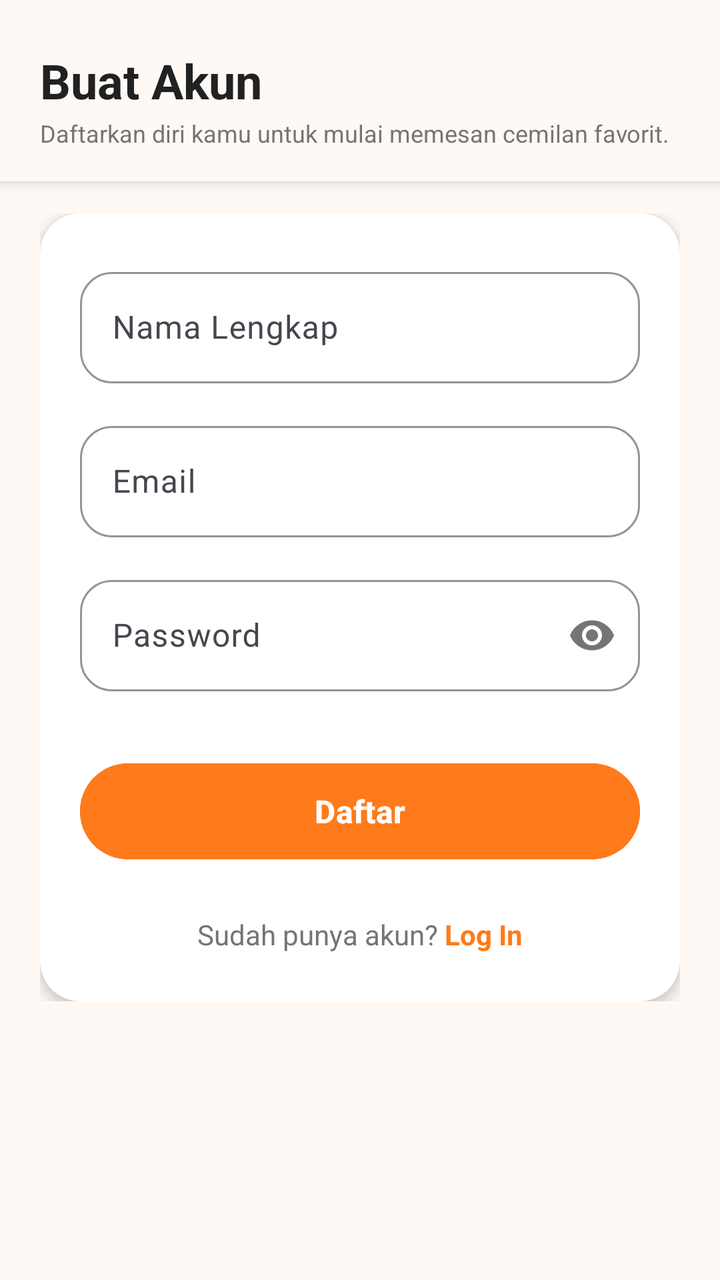
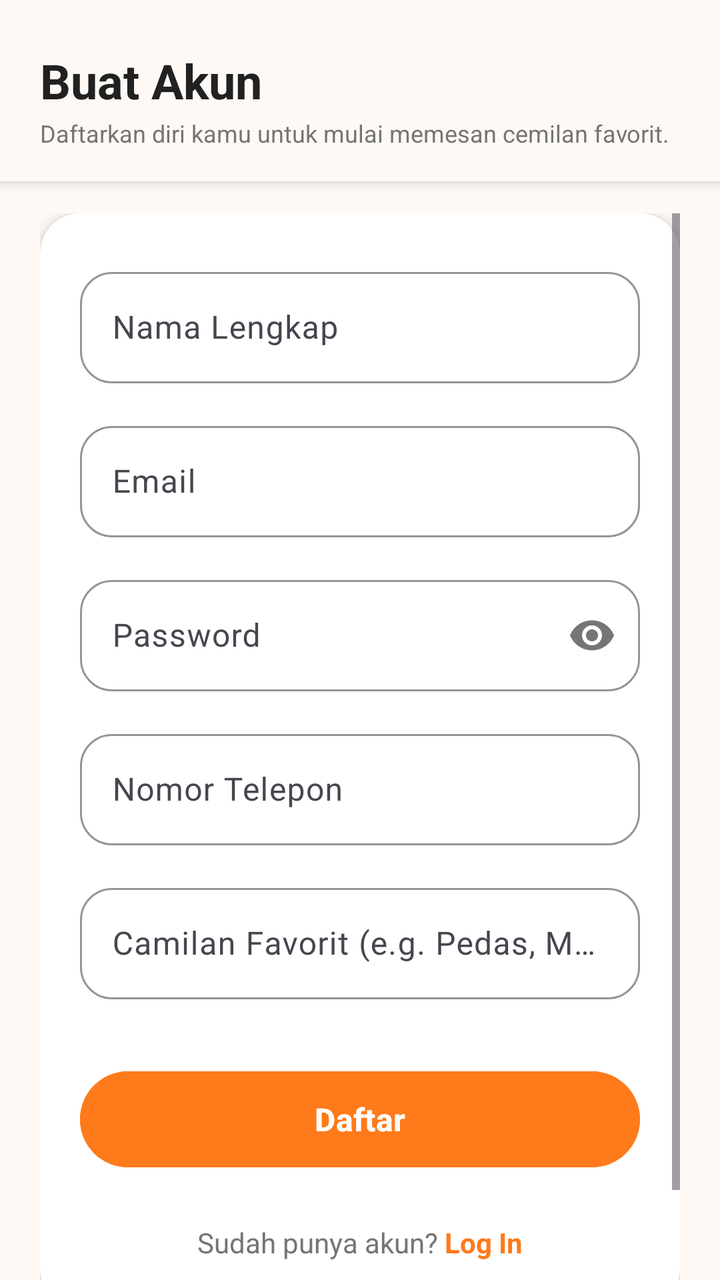

The first picture is an Android layout as it rendered before a commit; the second is the same layout after the commit. The layout source and the unified diff follow.
<!-- AndroidManifest.xml: application theme Theme.Cemil_feels -->
<!-- res/layout/activity_register.xml -->
<?xml version="1.0" encoding="utf-8"?>
<androidx.constraintlayout.widget.ConstraintLayout xmlns:android="http://schemas.android.com/apk/res/android"
    xmlns:app="http://schemas.android.com/apk/res-auto"
    android:layout_width="match_parent"
    android:layout_height="match_parent"
    android:background="#FFF9F5">

    
    <androidx.constraintlayout.widget.ConstraintLayout
        android:id="@+id/layout_register_header"
        android:layout_width="match_parent"
        android:layout_height="wrap_content"
        android:paddingHorizontal="20dp"
        android:paddingTop="24dp"
        android:paddingBottom="16dp"
        android:background="#FFF9F5"
        android:elevation="4dp"
        app:layout_constraintTop_toTopOf="parent">

        <LinearLayout
            android:layout_width="0dp"
            android:layout_height="wrap_content"
            android:orientation="vertical"
            app:layout_constraintEnd_toEndOf="parent"
            app:layout_constraintStart_toStartOf="parent"
            app:layout_constraintTop_toTopOf="parent">

            <TextView
                android:id="@+id/tv_checkout_title"
                android:layout_width="wrap_content"
                android:layout_height="wrap_content"
                android:text="Buat Akun"
                android:textColor="#212121"
                android:textSize="24sp"
                android:textStyle="bold" />

            <TextView
                android:layout_width="wrap_content"
                android:layout_height="wrap_content"
                android:text="Daftarkan diri kamu untuk mulai memesan cemilan favorit."
                android:textColor="#757575"
                android:textSize="12sp"
                android:layout_marginTop="2dp" />
        </LinearLayout>
    </androidx.constraintlayout.widget.ConstraintLayout>

    <ScrollView
        android:layout_width="match_parent"
        android:layout_height="0dp"
        android:clipToPadding="false"
        android:paddingHorizontal="20dp"
        android:paddingTop="16dp"
        android:paddingBottom="32dp"
        app:layout_constraintBottom_toBottomOf="parent"
        app:layout_constraintTop_toBottomOf="@id/layout_register_header">

        <LinearLayout
            android:layout_width="match_parent"
            android:layout_height="wrap_content"
            android:orientation="vertical">

            <com.google.android.material.card.MaterialCardView
                android:layout_width="match_parent"
                android:layout_height="wrap_content"
                app:cardCornerRadius="20dp"
                app:cardElevation="4dp"
                app:strokeWidth="0dp"
                app:cardBackgroundColor="#FFFFFF">

                <LinearLayout
                    android:layout_width="match_parent"
                    android:layout_height="wrap_content"
                    android:orientation="vertical"
                    android:paddingHorizontal="20dp"
                    android:paddingVertical="24dp">

                    
                    <com.google.android.material.textfield.TextInputLayout
                        android:id="@+id/til_name"
                        style="@style/Widget.Material3.TextInputLayout.OutlinedBox"
                        android:layout_width="match_parent"
                        android:layout_height="wrap_content"
                        android:hint="Nama Lengkap"
                        app:boxStrokeColor="#FF7A1A"
                        app:boxCornerRadiusBottomEnd="16dp"
                        app:boxCornerRadiusBottomStart="16dp"
                        app:boxCornerRadiusTopEnd="16dp"
                        app:boxCornerRadiusTopStart="16dp">

                        <com.google.android.material.textfield.TextInputEditText
                            android:id="@+id/et_register_name"
                            android:layout_width="match_parent"
                            android:layout_height="wrap_content"
                            android:textColor="#212121"
                            android:inputType="textPersonName" />
                    </com.google.android.material.textfield.TextInputLayout>

                    
                    <com.google.android.material.textfield.TextInputLayout
                        android:id="@+id/til_email"
                        style="@style/Widget.Material3.TextInputLayout.OutlinedBox"
                        android:layout_width="match_parent"
                        android:layout_height="wrap_content"
                        android:layout_marginTop="16dp"
                        android:hint="Email"
                        app:boxStrokeColor="#FF7A1A"
                        app:boxCornerRadiusBottomEnd="16dp"
                        app:boxCornerRadiusBottomStart="16dp"
                        app:boxCornerRadiusTopEnd="16dp"
                        app:boxCornerRadiusTopStart="16dp">

                        <com.google.android.material.textfield.TextInputEditText
                            android:id="@+id/et_register_email"
                            android:layout_width="match_parent"
                            android:layout_height="wrap_content"
                            android:textColor="#212121"
                            android:inputType="textEmailAddress" />
                    </com.google.android.material.textfield.TextInputLayout>

                    
                    <com.google.android.material.textfield.TextInputLayout
                        android:id="@+id/til_password"
                        style="@style/Widget.Material3.TextInputLayout.OutlinedBox"
                        android:layout_width="match_parent"
                        android:layout_height="wrap_content"
                        android:layout_marginTop="16dp"
                        android:hint="Password"
                        app:passwordToggleEnabled="true"
                        app:boxStrokeColor="#FF7A1A"
                        app:boxCornerRadiusBottomEnd="16dp"
                        app:boxCornerRadiusBottomStart="16dp"
                        app:boxCornerRadiusTopEnd="16dp"
                        app:boxCornerRadiusTopStart="16dp">

                        <com.google.android.material.textfield.TextInputEditText
                            android:id="@+id/et_register_password"
                            android:layout_width="match_parent"
                            android:layout_height="wrap_content"
                            android:textColor="#212121"
                            android:inputType="textPassword" />
                    </com.google.android.material.textfield.TextInputLayout>

                    
                    <com.google.android.material.button.MaterialButton
                        android:id="@+id/btn_register"
                        android:layout_width="match_parent"
                        android:layout_height="56dp"
                        android:layout_marginTop="32dp"
                        android:backgroundTint="#FF7A1A"
                        android:text="Daftar"
                        android:textColor="@android:color/white"
                        android:textSize="16sp"
                        android:textStyle="bold"
                        app:cornerRadius="28dp" />

                    
                    <LinearLayout
                        android:layout_width="wrap_content"
                        android:layout_height="wrap_content"
                        android:layout_marginTop="24dp"
                        android:layout_gravity="center"
                        android:orientation="horizontal">

                        <TextView
                            android:layout_width="wrap_content"
                            android:layout_height="wrap_content"
                            android:text="Sudah punya akun? "
                            android:textColor="#757575" />

                        <TextView
                            android:id="@+id/tv_btn_login"
                            android:layout_width="wrap_content"
                            android:layout_height="wrap_content"
                            android:text="Log In"
                            android:textColor="#FF7A1A"
                            android:textStyle="bold" />
                    </LinearLayout>
                </LinearLayout>
            </com.google.android.material.card.MaterialCardView>
        </LinearLayout>
    </ScrollView>
</androidx.constraintlayout.widget.ConstraintLayout>
<!-- resources referenced by this layout -->
<resources>
  <style name="Theme.Cemil_feels" parent="Base.Theme.Cemil_feels" />
  <style name="Base.Theme.Cemil_feels" parent="Theme.Material3.DayNight.NoActionBar">
          
          
      </style>
</resources>

<!-- the commit's change to res/layout/activity_register.xml (unified diff, before → after) -->
@@ -141,6 +141,50 @@
                     </com.google.android.material.textfield.TextInputLayout>
 
                     
+                    <com.google.android.material.textfield.TextInputLayout
+                        android:id="@+id/til_phone"
+                        style="@style/Widget.Material3.TextInputLayout.OutlinedBox"
+                        android:layout_width="match_parent"
+                        android:layout_height="wrap_content"
+                        android:layout_marginTop="16dp"
+                        android:hint="Nomor Telepon"
+                        app:boxStrokeColor="#FF7A1A"
+                        app:boxCornerRadiusBottomEnd="16dp"
+                        app:boxCornerRadiusBottomStart="16dp"
+                        app:boxCornerRadiusTopEnd="16dp"
+                        app:boxCornerRadiusTopStart="16dp">
+
+                        <com.google.android.material.textfield.TextInputEditText
+                            android:id="@+id/et_register_phone"
+                            android:layout_width="match_parent"
+                            android:layout_height="wrap_content"
+                            android:textColor="#212121"
+                            android:inputType="phone" />
+                    </com.google.android.material.textfield.TextInputLayout>
+
+                    
+                    <com.google.android.material.textfield.TextInputLayout
+                        android:id="@+id/til_favorite"
+                        style="@style/Widget.Material3.TextInputLayout.OutlinedBox"
+                        android:layout_width="match_parent"
+                        android:layout_height="wrap_content"
+                        android:layout_marginTop="16dp"
+                        android:hint="Camilan Favorit (e.g. Pedas, Manis)"
+                        app:boxStrokeColor="#FF7A1A"
+                        app:boxCornerRadiusBottomEnd="16dp"
+                        app:boxCornerRadiusBottomStart="16dp"
+                        app:boxCornerRadiusTopEnd="16dp"
+                        app:boxCornerRadiusTopStart="16dp">
+
+                        <com.google.android.material.textfield.TextInputEditText
+                            android:id="@+id/et_register_favorite"
+                            android:layout_width="match_parent"
+                            android:layout_height="wrap_content"
+                            android:textColor="#212121"
+                            android:inputType="text" />
+                    </com.google.android.material.textfield.TextInputLayout>
+
+                    
                     <com.google.android.material.button.MaterialButton
                         android:id="@+id/btn_register"
                         android:layout_width="match_parent"
